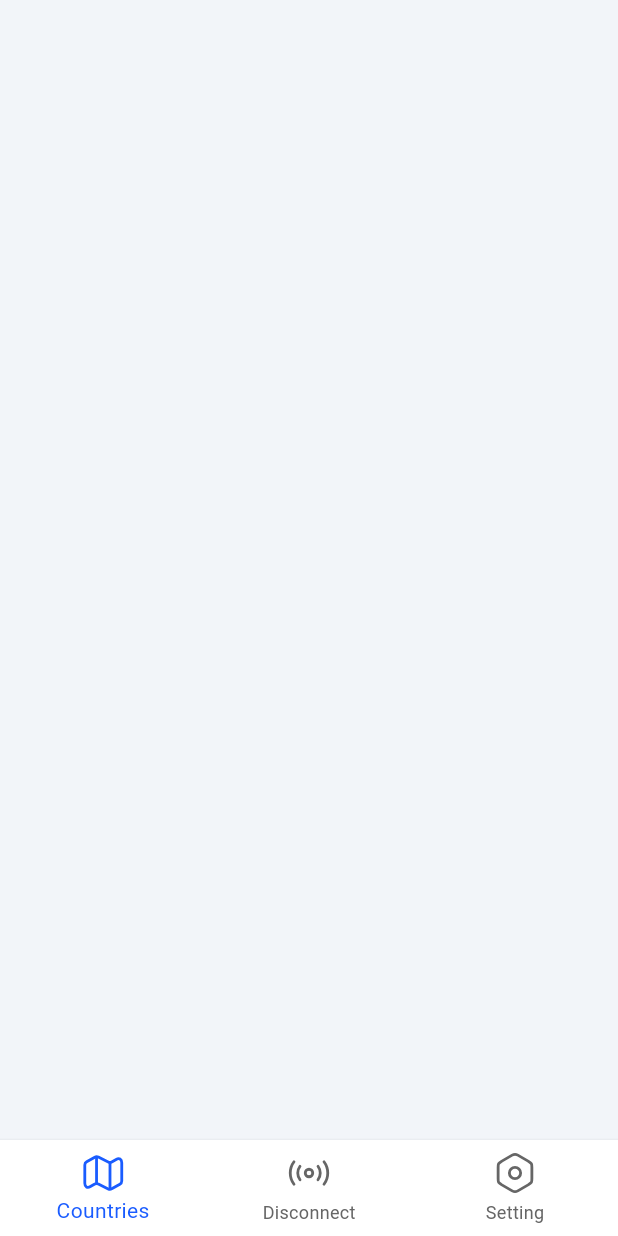
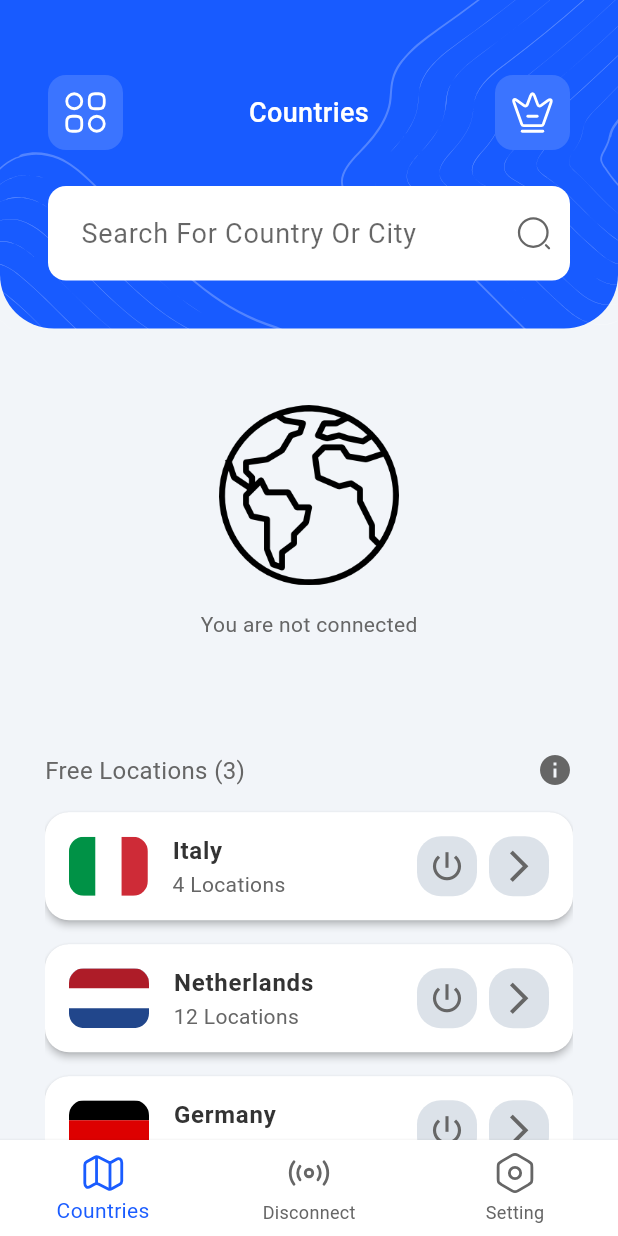
Before and after one commit to ibrahim-ylmz/flutter-vpn-case-study, a Flutter app: the screen it shows after launch, on a phone screen of 412 x 824 dp. Run offline on Flutter 3.47's test engine with Material 3 defaults, Android fonts, the phone set to English and light mode, and no system bars; our stand-ins replace auto_route, equatable, flutter_bloc, flutter_svg, get_it; Roboto replaces fonts that are missing (Gilroy).

Commit message:
Add HomePage and Connection widgets with routing and state management

```diff
--- a/lib/core/navigation/app_router.dart
+++ b/lib/core/navigation/app_router.dart
@@ -1,6 +1,6 @@
 import 'package:auto_route/auto_route.dart';
+import 'package:vpn_case_study/feature/home/presentation/pages/home_page.dart';
 import 'package:vpn_case_study/feature/home/presentation/pages/main_page.dart';
-
 part 'app_router.gr.dart';
 
 @AutoRouterConfig(replaceInRouteName: AppRouter._replaceRouteName)
@@ -9,6 +9,11 @@ final class AppRouter extends RootStackRouter {
   static const _replaceRouteName = 'Page,Route';
   @override
   List<AutoRoute> get routes => [
-    AutoRoute(page: MainRoute.page, initial: true, path: '/'),
+    AutoRoute(
+      page: MainRoute.page,
+      initial: true,
+      path: '/',
+      children: [AutoRoute(page: HomeRoute.page, path: 'home', initial: true)],
+    ),
   ];
 }
--- /dev/null
+++ b/lib/feature/home/presentation/pages/home_page.dart
@@ -0,0 +1,205 @@
+import 'package:auto_route/auto_route.dart';
+import 'package:flutter/material.dart';
+import 'package:flutter_bloc/flutter_bloc.dart';
+import 'package:vpn_case_study/core/utility/constants/app_constants.dart';
+import 'package:vpn_case_study/feature/home/data/models/country.dart';
+import 'package:vpn_case_study/feature/home/presentation/bloc/connection_status/connection_status_bloc.dart';
+import 'package:vpn_case_study/feature/home/presentation/bloc/connection_status/connection_status_event.dart';
+import 'package:vpn_case_study/feature/home/presentation/bloc/connection_status/connection_status_state.dart';
+import 'package:vpn_case_study/feature/home/presentation/bloc/country_list/country_list_bloc.dart';
+import 'package:vpn_case_study/feature/home/presentation/bloc/country_list/country_list_state.dart';
+import 'package:vpn_case_study/feature/home/presentation/widgets/connection_info_card.dart';
+import 'package:vpn_case_study/feature/home/presentation/widgets/connection_timer.dart';
+import 'package:vpn_case_study/feature/home/presentation/widgets/country_list_item.dart';
+import 'package:vpn_case_study/feature/home/presentation/widgets/home_header.dart';
+
+@RoutePage()
+/// This is the home page of the app
+final class HomePage extends StatefulWidget {
+  /// Constructor
+  const HomePage({super.key});
+
+  @override
+  State<HomePage> createState() => _HomePageState();
+}
+
+class _HomePageState extends State<HomePage>
+    with SingleTickerProviderStateMixin {
+  late AnimationController _rotationController;
+
+  @override
+  void initState() {
+    super.initState();
+    _rotationController = AnimationController(
+      duration: const Duration(seconds: 2),
+      vsync: this,
+    )..repeat();
+  }
+
+  @override
+  void dispose() {
+    _rotationController.dispose();
+    super.dispose();
+  }
+
+  @override
+  Widget build(BuildContext context) {
+    return Scaffold(
+      body: Column(
+        children: [
+          /// Home Header
+          HomeHeader(
+            onCategoryPressed: () {},
+            onPremiumPressed: () {},
+            onSearchPressed: () {},
+          ),
+
+          /// Connection Info Card
+          Expanded(
+            child: Column(
+              crossAxisAlignment: CrossAxisAlignment.start,
+              children: [
+                /// Connection Info Card
+                Expanded(child: _buildConnectionInfoCard()),
+
+                /// Free Locations List
+                const SizedBox(height: 24),
+                Expanded(
+                  child: Padding(
+                    padding: const EdgeInsets.symmetric(horizontal: 30),
+                    child: _buildFreeLocationsList(),
+                  ),
+                ),
+              ],
+            ),
+          ),
+        ],
+      ),
+    );
+  }
+
+  Widget _buildConnectionInfoCard() {
+    return BlocBuilder<ConnectionStatusBloc, ConnectionStatusState>(
+      builder: (context, state) {
+        if (state is Connecting) {
+          return Center(
+            child: Column(
+              mainAxisAlignment: MainAxisAlignment.center,
+              children: [
+                RotationTransition(
+                  turns: _rotationController,
+                  child: Image.asset(
+                    'assets/images/img_world.png',
+                    height: 120,
+                  ),
+                ),
+                const SizedBox(height: 16),
+                const Text('Connecting...'),
+              ],
+            ),
+          );
+        } else if (state is Connected) {
+          return Column(
+            mainAxisAlignment: MainAxisAlignment.center,
+            children: [
+              ConnectionTimer(duration: state.stats.connectedTime),
+              const SizedBox(height: 20),
+              Padding(
+                padding: const EdgeInsets.symmetric(horizontal: 60),
+                child: ConnectionInfoCard(stats: state.stats),
+              ),
+            ],
+          );
+        } else {
+          return Center(
+            child: Column(
+              mainAxisAlignment: MainAxisAlignment.center,
+              children: [
+                Image.asset('assets/images/img_world.png', height: 120),
+                const SizedBox(height: 16),
+                const Text('You are not connected'),
+              ],
+            ),
+          );
+        }
+      },
+    );
+  }
+
+  Widget _buildFreeLocationsList() {
+    return BlocBuilder<CountryListBloc, CountryListState>(
+      builder: (context, state) {
+        if (state is CountryListInitial || state is CountryListLoading) {
+          return const Center(child: CircularProgressIndicator());
+        } else if (state is CountryListLoaded) {
+          return Column(
+            crossAxisAlignment: CrossAxisAlignment.start,
+            children: [
+              Padding(
+                padding: const EdgeInsets.only(bottom: 8),
+                child: _buildFreeLocationsHeader(state, context),
+              ),
+              Expanded(
+                child: ListView.builder(
+                  padding: EdgeInsets.zero,
+                  itemCount: state.freeLocations.length,
+                  itemBuilder: (context, index) {
+                    final country = state.freeLocations[index];
+                    return _buildCountryItem(country);
+                  },
+                ),
+              ),
+            ],
+          );
+        } else if (state is CountryListError) {
+          return Center(child: Text('Error: ${state.message}'));
+        } else {
+          return const Center(child: Text('Unknown state'));
+        }
+      },
+    );
+  }
+
+  Row _buildFreeLocationsHeader(CountryListLoaded state, BuildContext context) {
+    return Row(
+      mainAxisAlignment: MainAxisAlignment.spaceBetween,
+      children: [
+        Text(
+          'Free Locations (${state.freeLocations.length})',
+          style: const TextStyle(
+            fontSize: 16,
+            fontWeight: FontWeight.normal,
+            color: AppConstants.textGrey,
+          ),
+        ),
+        const Icon(Icons.info, color: AppConstants.textGrey),
+      ],
+    );
+  }
+
+  Widget _buildCountryItem(Country country) {
+    return BlocBuilder<ConnectionStatusBloc, ConnectionStatusState>(
+      builder: (context, state) {
+        var isConnected = false;
+
+        if (state is Connected) {
+          isConnected = state.country.name == country.name;
+        }
+
+        return CountryListItem(
+          country: country,
+          isConnected: isConnected,
+          onTap: () {
+            if (isConnected) {
+              context.read<ConnectionStatusBloc>().add(const DisconnectEvent());
+            } else {
+              context.read<ConnectionStatusBloc>().add(
+                ConnectToCountryEvent(country),
+              );
+            }
+          },
+        );
+      },
+    );
+  }
+}
--- a/lib/feature/home/presentation/pages/main_page.dart
+++ b/lib/feature/home/presentation/pages/main_page.dart
@@ -1,6 +1,7 @@
 import 'package:auto_route/auto_route.dart';
 import 'package:flutter/material.dart';
 import 'package:flutter_svg/svg.dart';
+import 'package:vpn_case_study/core/navigation/app_router.dart';
 
 @RoutePage()
 /// Main page of the app
@@ -12,8 +13,11 @@ final class MainPage extends StatelessWidget {
   Widget build(BuildContext context) {
     final theme = Theme.of(context);
 
+    /// This page is the main page of the app
+    /// It contains the bottom navigation bar
+    /// and the tabs router
     return AutoTabsRouter(
-      routes: const [],
+      routes: const [HomeRoute()],
       builder: (context, child) {
         final tabsRouter = AutoTabsRouter.of(context);
         return Scaffold(
--- /dev/null
+++ b/lib/feature/home/presentation/widgets/country_list_item.dart
@@ -0,0 +1,114 @@
+import 'package:flutter/material.dart';
+import 'package:flutter_svg/flutter_svg.dart';
+import 'package:vpn_case_study/feature/home/data/models/country.dart';
+
+/// This is the country list item widget
+/// It displays a country in the list
+/// It contains the country name, the number of locations, and the connection button
+class CountryListItem extends StatelessWidget {
+  /// Constructor
+  const CountryListItem({
+    required this.country,
+    required this.onTap,
+    super.key,
+    this.isConnected = false,
+  });
+
+  /// The country
+  final Country country;
+
+  /// The callback for the connection button
+  final VoidCallback onTap;
+
+  /// Whether the country is connected
+  final bool isConnected;
+
+  @override
+  Widget build(BuildContext context) {
+    final theme = Theme.of(context);
+
+    return Card(
+      elevation: 2,
+      shape: RoundedRectangleBorder(borderRadius: BorderRadius.circular(16)),
+      child: ListTile(
+        contentPadding: const EdgeInsets.symmetric(horizontal: 16),
+        leading: ClipRRect(
+          borderRadius: BorderRadius.circular(8),
+          child: SvgPicture.asset(country.flag, height: 40, fit: BoxFit.cover),
+        ),
+        title: Row(
+          children: [
+            Text(
+              country.name,
+              style: theme.textTheme.bodyLarge?.copyWith(
+                fontWeight: FontWeight.w700,
+              ),
+            ),
+          ],
+        ),
+        subtitle: Row(
+          children: [
+            Text(
+              '${country.locationCount} Locations',
+              style: theme.textTheme.bodyMedium,
+            ),
+            const Spacer(),
+          ],
+        ),
+        trailing: _buildConnectionButton(context),
+      ),
+    );
+  }
+
+  Widget _buildConnectionButton(BuildContext context) {
+    final theme = Theme.of(context);
+
+    return Row(
+      mainAxisSize: MainAxisSize.min,
+      children: [
+        Material(
+          color:
+              isConnected
+                  ? theme.colorScheme.primary
+                  : theme.colorScheme.surfaceContainerHighest,
+          borderRadius: BorderRadius.circular(16),
+          child: InkWell(
+            onTap: onTap,
+            borderRadius: BorderRadius.circular(16),
+            splashColor: Colors.white24,
+            highlightColor: Colors.white10,
+            child: Container(
+              height: 40,
+              width: 40,
+              decoration: BoxDecoration(
+                borderRadius: BorderRadius.circular(16),
+              ),
+              child: Icon(
+                Icons.power_settings_new_outlined,
+                color:
+                    isConnected
+                        ? theme.colorScheme.onPrimary
+                        : theme.colorScheme.onSurfaceVariant,
+                size: 25,
+              ),
+            ),
+          ),
+        ),
+        const SizedBox(width: 8),
+        Container(
+          height: 40,
+          width: 40,
+          decoration: BoxDecoration(
+            color: theme.colorScheme.surfaceContainerHighest,
+            borderRadius: BorderRadius.circular(16),
+          ),
+          child: Icon(
+            Icons.arrow_forward_ios,
+            color: theme.colorScheme.onSurfaceVariant,
+            size: 25,
+          ),
+        ),
+      ],
+    );
+  }
+}
--- /dev/null
+++ b/lib/feature/home/presentation/widgets/home_header.dart
@@ -0,0 +1,123 @@
+import 'package:flutter/material.dart';
+import 'package:flutter_svg/flutter_svg.dart';
+import 'package:vpn_case_study/core/widget/app_bar_item_button.dart';
+import 'package:vpn_case_study/feature/home/presentation/widgets/search_bar_widget.dart';
+
+/// This is the header of the home page
+/// It contains the category button, the premium button and the search bar
+final class HomeHeader extends StatelessWidget {
+  /// Constructor
+  const HomeHeader({
+    required this.onCategoryPressed,
+    required this.onPremiumPressed,
+    required this.onSearchPressed,
+    super.key,
+  });
+
+  /// The callback for the category button
+  final VoidCallback onCategoryPressed;
+
+  /// The callback for the premium button
+  final VoidCallback onPremiumPressed;
+
+  /// The callback for the search bar
+  final VoidCallback onSearchPressed;
+
+  @override
+  Widget build(BuildContext context) {
+    final screenWidth = MediaQuery.of(context).size.width;
+
+    return Container(
+      width: double.infinity,
+      decoration: const BoxDecoration(
+        color: Color(0xFF185BFF),
+        borderRadius: BorderRadius.only(
+          bottomLeft: Radius.circular(36),
+          bottomRight: Radius.circular(36),
+        ),
+      ),
+      child: Stack(
+        children: [
+          Positioned(
+            right: 0,
+            child: Opacity(
+              opacity: 0.5,
+              child: SvgPicture.asset(
+                'assets/images/svg_frame.svg',
+                width: screenWidth * 0.5,
+                fit: BoxFit.fitWidth,
+              ),
+            ),
+          ),
+          Positioned(
+            left: 0,
+            top: MediaQuery.of(context).size.height * 0.08,
+            child: Opacity(
+              opacity: 0.5,
+              child: RotatedBox(
+                quarterTurns: 2,
+                child: SvgPicture.asset(
+                  'assets/images/svg_frame.svg',
+                  width: screenWidth * 0.55,
+                  fit: BoxFit.fitWidth,
+                ),
+              ),
+            ),
+          ),
+
+          Padding(
+            padding: const EdgeInsets.only(
+              left: 32,
+              right: 32,
+              bottom: 32,
+              top: 50,
+            ),
+            child: Column(
+              mainAxisSize: MainAxisSize.min,
+              children: [
+                Row(
+                  mainAxisAlignment: MainAxisAlignment.spaceBetween,
+                  children: [
+                    AppBarItemButton(
+                      iconPath: 'assets/icons/ic_category.svg',
+                      onPressed: onCategoryPressed,
+                    ),
+
+                    // Countries title
+                    const Expanded(
+                      child: Padding(
+                        padding: EdgeInsets.symmetric(vertical: 2),
+                        child: Text(
+                          'Countries',
+                          textAlign: TextAlign.center,
+                          style: TextStyle(
+                            fontFamily: 'Gilroy',
+                            fontWeight: FontWeight.w500,
+                            fontSize: 18,
+                            color: Colors.white,
+                          ),
+                        ),
+                      ),
+                    ),
+                    AppBarItemButton(
+                      iconPath: 'assets/icons/ic_premium.svg',
+                      onPressed: onPremiumPressed,
+                    ),
+                  ],
+                ),
+                const SizedBox(height: 24),
+
+                InkWell(
+                  onTap: onSearchPressed,
+                  child: AbsorbPointer(
+                    child: SearchBarWidget(onSearch: (_) {}),
+                  ),
+                ),
+              ],
+            ),
+          ),
+        ],
+      ),
+    );
+  }
+}
--- /dev/null
+++ b/lib/feature/home/presentation/widgets/search_bar_widget.dart
@@ -0,0 +1,90 @@
+import 'package:flutter/material.dart';
+import 'package:flutter_svg/flutter_svg.dart';
+import 'package:vpn_case_study/core/utility/constants/app_constants.dart';
+
+/// This is the search bar widget
+/// It is used to search for a country or a city
+class SearchBarWidget extends StatefulWidget {
+  /// Constructor
+  const SearchBarWidget({
+    required this.onSearch,
+    super.key,
+    this.initialQuery = '',
+    this.focusNode,
+  });
+
+  /// The callback for the search bar
+  final void Function(String) onSearch;
+
+  /// The initial query
+  final String initialQuery;
+
+  /// The focus node
+  final FocusNode? focusNode;
+
+  @override
+  State<SearchBarWidget> createState() => _SearchBarWidgetState();
+}
+
+class _SearchBarWidgetState extends State<SearchBarWidget> {
+  late final TextEditingController _controller;
+
+  @override
+  void initState() {
+    super.initState();
+    _controller = TextEditingController(text: widget.initialQuery);
+  }
+
+  @override
+  void dispose() {
+    _controller.dispose();
+    super.dispose();
+  }
+
+  @override
+  Widget build(BuildContext context) {
+    final theme = Theme.of(context);
+
+    return TextField(
+      controller: _controller,
+      focusNode: widget.focusNode,
+      onChanged: widget.onSearch,
+      style: theme.textTheme.bodyLarge?.copyWith(fontSize: 18),
+      decoration: InputDecoration(
+        hintText: 'Search For Country Or City',
+        hintStyle: theme.textTheme.bodyLarge?.copyWith(
+          fontSize: 18,
+          color: theme.hintColor,
+        ),
+        suffixIcon: SvgPicture.asset(
+          'assets/icons/ic_search.svg',
+          fit: BoxFit.scaleDown,
+          colorFilter: ColorFilter.mode(
+            theme.colorScheme.onSurfaceVariant,
+            BlendMode.srcIn,
+          ),
+        ),
+        prefixIconConstraints: const BoxConstraints(
+          minWidth: 45,
+          minHeight: 45,
+        ),
+        filled: true,
+        fillColor: theme.inputDecorationTheme.fillColor,
+        contentPadding: const EdgeInsets.all(18),
+        border: OutlineInputBorder(
+          borderRadius: BorderRadius.circular(AppConstants.cardRadius),
+          borderSide: BorderSide.none,
+        ),
+        enabledBorder: OutlineInputBorder(
+          borderRadius: BorderRadius.circular(AppConstants.cardRadius),
+          borderSide: BorderSide.none,
+        ),
+        focusedBorder: OutlineInputBorder(
+          borderRadius: BorderRadius.circular(AppConstants.cardRadius),
+          borderSide: BorderSide(color: theme.colorScheme.primary),
+        ),
+        isDense: true,
+      ),
+    );
+  }
+}
```
Also changed, not shown: lib/feature/home/presentation/widgets/connection_info_card.dart (added, +157 -0 lines), lib/feature/home/presentation/widgets/connection_timer.dart (added, +38 -0 lines), lib/core/navigation/app_router.gr.dart.
